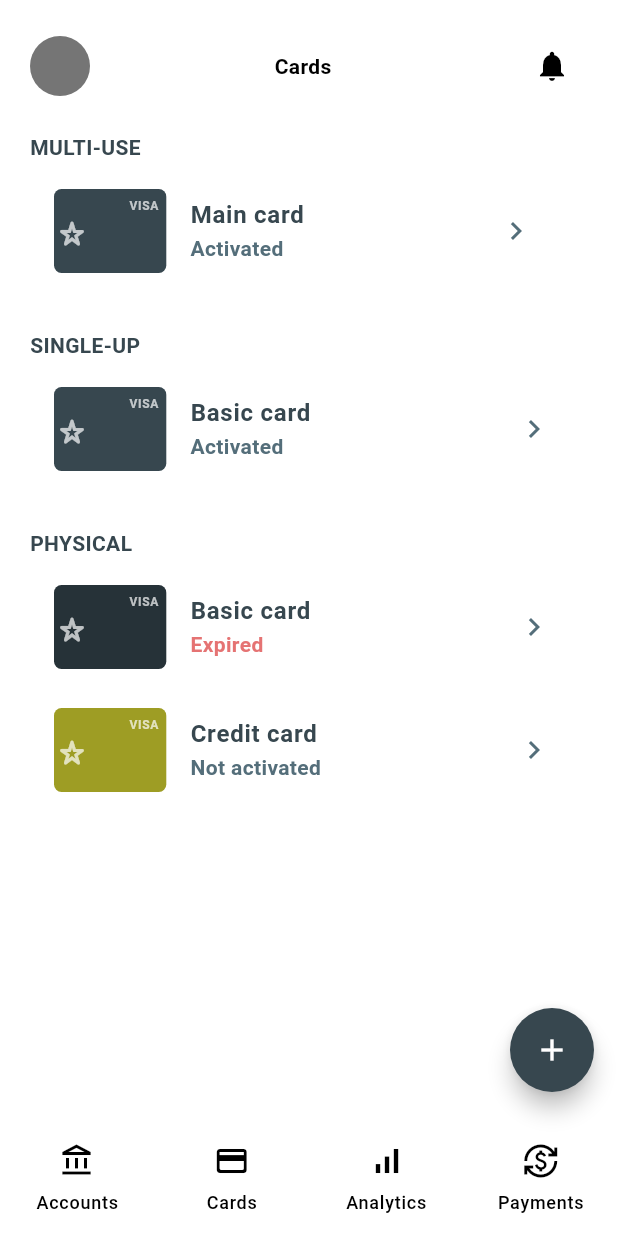
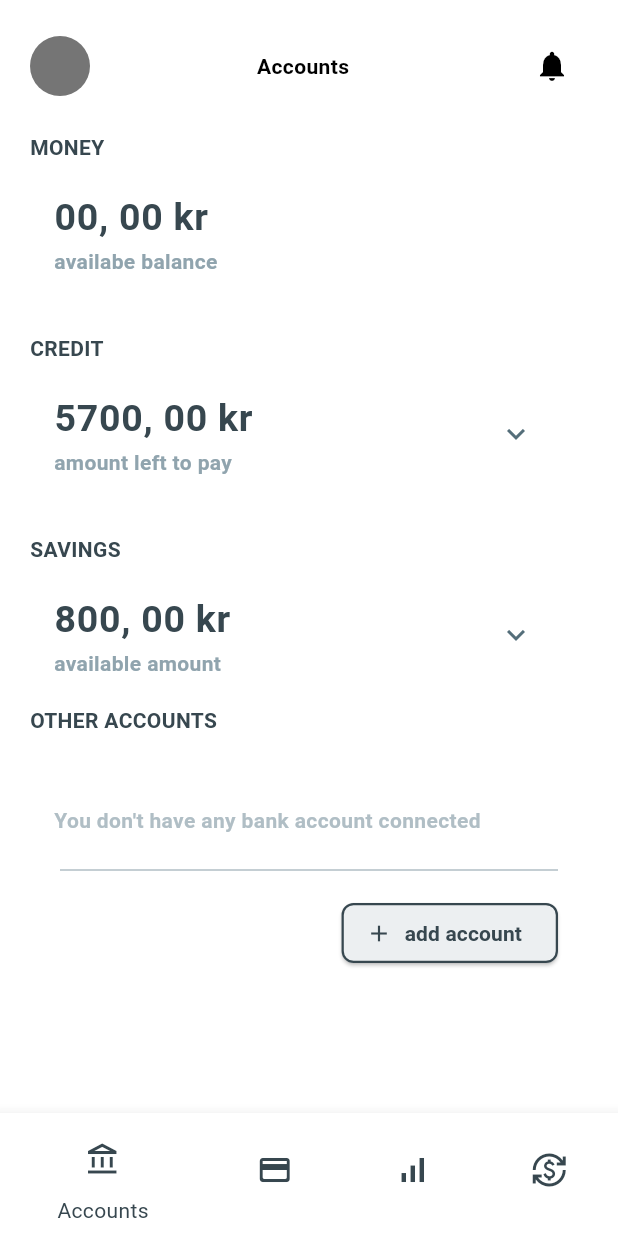
Before and after one commit to Highbeekhay/bank_feb, a Flutter app: the FirstPage screen opened directly, after a tap on the "notifications" icon, on a phone screen of 412 x 824 dp. Run offline on Flutter 3.47's test engine with Material 3 defaults, Android fonts, the light colour scheme and no system bars.

Commit message:
account registration

```diff
--- /dev/null
+++ b/lib/accounts/account_page.dart
@@ -0,0 +1,335 @@
+import 'package:bank_feb/cards/first_page.dart';
+import 'package:bank_feb/registration/create_account.dart';
+import 'package:flutter/material.dart';
+
+class AccountPage extends StatefulWidget {
+  const AccountPage({super.key});
+
+  @override
+  State<AccountPage> createState() => _AccountPageState();
+}
+
+class _AccountPageState extends State<AccountPage> {
+  @override
+  Widget build(BuildContext context) {
+    return Scaffold(
+      body: Container(
+        padding: const EdgeInsets.all(20),
+        child: SingleChildScrollView(
+          physics: const AlwaysScrollableScrollPhysics(),
+          scrollDirection: Axis.vertical,
+          child: Column(
+            crossAxisAlignment: CrossAxisAlignment.start,
+            children: [
+              Row(
+                mainAxisAlignment: MainAxisAlignment.spaceBetween,
+                children: [
+                  CircleAvatar(
+                    backgroundColor: Colors.grey.shade600,
+                  ),
+                  const Text(
+                    'Accounts',
+                    style: TextStyle(
+                      fontWeight: FontWeight.bold,
+                    ),
+                  ),
+                  IconButton(
+                    onPressed: () {},
+                    icon: const Icon(
+                      Icons.notifications,
+                    ),
+                  ),
+                ],
+              ),
+              const SizedBox(
+                height: 20,
+              ),
+              Text(
+                'MONEY',
+                style: TextStyle(
+                  color: Colors.blueGrey.shade800,
+                  fontWeight: FontWeight.bold,
+                ),
+              ),
+              const SizedBox(
+                height: 10,
+              ),
+              Container(
+                decoration: BoxDecoration(
+                  borderRadius: BorderRadius.circular(5),
+                  color: Colors.white38,
+                ),
+                child: ListTile(
+                  title: Text(
+                    '00, 00 kr',
+                    style: TextStyle(
+                      color: Colors.blueGrey.shade800,
+                      fontWeight: FontWeight.bold,
+                      fontSize: 25,
+                    ),
+                  ),
+                  subtitle: Text(
+                    'availabe balance',
+                    style: TextStyle(
+                      fontWeight: FontWeight.bold,
+                      color: Colors.blueGrey.shade300,
+                    ),
+                  ),
+                ),
+              ),
+              const SizedBox(
+                height: 30,
+              ),
+              Text(
+                'CREDIT',
+                style: TextStyle(
+                  color: Colors.blueGrey.shade800,
+                  fontWeight: FontWeight.bold,
+                ),
+              ),
+              const SizedBox(
+                height: 10,
+              ),
+              Container(
+                decoration: BoxDecoration(
+                  borderRadius: BorderRadius.circular(5),
+                  color: Colors.white38,
+                ),
+                child: ListTile(
+                  title: Text(
+                    '5700, 00 kr',
+                    style: TextStyle(
+                      color: Colors.blueGrey.shade800,
+                      fontWeight: FontWeight.bold,
+                      fontSize: 25,
+                    ),
+                  ),
+                  subtitle: Text(
+                    'amount left to pay',
+                    style: TextStyle(
+                      fontWeight: FontWeight.bold,
+                      color: Colors.blueGrey.shade300,
+                    ),
+                  ),
+                  trailing: IconButton(
+                    onPressed: () {},
+                    icon: Icon(
+                      Icons.keyboard_arrow_down_outlined,
+                      color: Colors.blueGrey.shade600,
+                    ),
+                  ),
+                ),
+              ),
+              const SizedBox(
+                height: 30,
+              ),
+              Text(
+                'SAVINGS',
+                style: TextStyle(
+                  color: Colors.blueGrey.shade800,
+                  fontWeight: FontWeight.bold,
+                ),
+              ),
+              const SizedBox(
+                height: 10,
+              ),
+              Container(
+                decoration: BoxDecoration(
+                  borderRadius: BorderRadius.circular(5),
+                  color: Colors.white38,
+                ),
+                child: ListTile(
+                  title: Text(
+                    '800, 00 kr',
+                    style: TextStyle(
+                      color: Colors.blueGrey.shade800,
+                      fontWeight: FontWeight.bold,
+                      fontSize: 25,
+                    ),
+                  ),
+                  subtitle: Text(
+                    'available amount',
+                    style: TextStyle(
+                      fontWeight: FontWeight.bold,
+                      color: Colors.blueGrey.shade300,
+                    ),
+                  ),
+                  trailing: IconButton(
+                    onPressed: () {},
+                    icon: Icon(
+                      Icons.keyboard_arrow_down_outlined,
+                      color: Colors.blueGrey.shade600,
+                    ),
+                  ),
+                ),
+              ),
+              const SizedBox(
+                height: 10,
+              ),
+              Text(
+                'OTHER ACCOUNTS',
+                style: TextStyle(
+                  color: Colors.blueGrey.shade800,
+                  fontWeight: FontWeight.bold,
+                ),
+              ),
+              const SizedBox(
+                height: 10,
+              ),
+              Container(
+                padding: const EdgeInsets.only(
+                  right: 20,
+                ),
+                decoration: BoxDecoration(
+                  borderRadius: BorderRadius.circular(7),
+                  color: Colors.white38,
+                ),
+                child: Column(
+                  children: [
+                    ListTile(
+                      subtitle: Text(
+                        'You don\'t have any bank account connected',
+                        style: TextStyle(
+                          color: Colors.blueGrey.shade200,
+                          fontWeight: FontWeight.bold,
+                        ),
+                      ),
+                    ),
+                    Divider(
+                      indent: 20,
+                      endIndent: 0,
+                      thickness: 1,
+                      color: Colors.blueGrey.shade200,
+                    ),
+                    const SizedBox(
+                      height: 10,
+                    ),
+                    Row(
+                      mainAxisAlignment: MainAxisAlignment.end,
+                      children: [
+                        ElevatedButton.icon(
+                          style: ButtonStyle(
+                            backgroundColor: MaterialStatePropertyAll(
+                              Colors.blueGrey.shade50,
+                            ),
+                            side: MaterialStatePropertyAll(
+                              BorderSide(
+                                color: Colors.blueGrey.shade800,
+                                width: 1.5,
+                              ),
+                            ),
+                            shape: MaterialStatePropertyAll(
+                              RoundedRectangleBorder(
+                                borderRadius: BorderRadius.circular(8),
+                              ),
+                            ),
+                          ),
+                          onPressed: () {
+                            Navigator.push(
+                              context,
+                              MaterialPageRoute(
+                                builder: (context) => const CreateAccount(),
+                              ),
+                            );
+                          },
+                          icon: Icon(
+                            Icons.add,
+                            color: Colors.blueGrey.shade800,
+                          ),
+                          label: Center(
+                            child: Text(
+                              'add account',
+                              style: TextStyle(
+                                color: Colors.blueGrey.shade800,
+                                fontWeight: FontWeight.bold,
+                              ),
+                            ),
+                          ),
+                        ),
+                      ],
+                    ),
+                    const SizedBox(
+                      height: 20,
+                    ),
+                  ],
+                ),
+              ),
+              const SizedBox(
+                height: 100,
+              ),
+            ],
+          ),
+        ),
+      ),
+      bottomNavigationBar: BottomNavigationBar(
+        currentIndex: 0,
+        items: [
+          BottomNavigationBarItem(
+            icon: IconButton(
+              onPressed: () {
+                Navigator.push(
+                  context,
+                  MaterialPageRoute(
+                    builder: (context) => const AccountPage(),
+                  ),
+                );
+              },
+              icon: const Icon(
+                Icons.account_balance_outlined,
+              ),
+            ),
+            label: 'Accounts',
+          ),
+          BottomNavigationBarItem(
+            icon: IconButton(
+              onPressed: () {
+                Navigator.push(
+                  context,
+                  MaterialPageRoute(
+                    builder: (context) => const FirstPage(),
+                  ),
+                );
+              },
+              icon: const Icon(
+                Icons.credit_card_rounded,
+              ),
+            ),
+            label: 'Cards',
+          ),
+          BottomNavigationBarItem(
+            icon: IconButton(
+              onPressed: () {
+                Navigator.push(
+                  context,
+                  MaterialPageRoute(
+                    builder: (context) => const FirstPage(),
+                  ),
+                );
+              },
+              icon: const Icon(
+                Icons.signal_cellular_alt,
+              ),
+            ),
+            label: 'Analytics',
+          ),
+          BottomNavigationBarItem(
+            icon: IconButton(
+              onPressed: () {
+                Navigator.push(
+                  context,
+                  MaterialPageRoute(
+                    builder: (context) => const FirstPage(),
+                  ),
+                );
+              },
+              icon: const Icon(
+                Icons.currency_exchange,
+              ),
+            ),
+            label: 'Payments',
+          ),
+        ],
+      ),
+    );
+  }
+}
--- a/lib/cards/first_page.dart
+++ b/lib/cards/first_page.dart
@@ -1,9 +1,15 @@
+import 'package:bank_feb/accounts/account_page.dart';
 import 'package:bank_feb/cards/main_card.dart';
 import 'package:flutter/material.dart';
 
-class FirstPage extends StatelessWidget {
+class FirstPage extends StatefulWidget {
   const FirstPage({super.key});
 
+  @override
+  State<FirstPage> createState() => _FirstPageState();
+}
+
+class _FirstPageState extends State<FirstPage> {
   @override
   Widget build(BuildContext context) {
     return Scaffold(
@@ -311,35 +317,74 @@ class FirstPage extends StatelessWidget {
           Icons.add,
         ),
       ),
-      bottomNavigationBar: NavigationBar(
-        destinations: const [
-          NavigationDestination(
-            icon: Icon(
-              Icons.account_balance_outlined,
-              color: Colors.black,
+      bottomNavigationBar: BottomNavigationBar(
+        currentIndex: 1,
+        items: [
+          BottomNavigationBarItem(
+            icon: IconButton(
+              onPressed: () {
+                Navigator.push(
+                  context,
+                  MaterialPageRoute(
+                    builder: (context) => const AccountPage(),
+                  ),
+                );
+              },
+              icon: const Icon(
+                Icons.account_balance_outlined,
+              ),
             ),
             label: 'Accounts',
           ),
-          NavigationDestination(
-            icon: Icon(
-              Icons.credit_card_rounded,
+          BottomNavigationBarItem(
+            icon: IconButton(
+              onPressed: () {
+                Navigator.push(
+                  context,
+                  MaterialPageRoute(
+                    builder: (context) => const FirstPage(),
+                  ),
+                );
+              },
+              icon: const Icon(
+                Icons.credit_card_rounded,
+              ),
             ),
             label: 'Cards',
           ),
-          NavigationDestination(
-            icon: Icon(
-              Icons.signal_cellular_alt,
+          BottomNavigationBarItem(
+            icon: IconButton(
+              onPressed: () {
+                Navigator.push(
+                  context,
+                  MaterialPageRoute(
+                    builder: (context) => const FirstPage(),
+                  ),
+                );
+              },
+              icon: const Icon(
+                Icons.signal_cellular_alt,
+              ),
             ),
             label: 'Analytics',
           ),
-          NavigationDestination(
-            icon: Icon(
-              Icons.currency_exchange,
+          BottomNavigationBarItem(
+            icon: IconButton(
+              onPressed: () {
+                Navigator.push(
+                  context,
+                  MaterialPageRoute(
+                    builder: (context) => const FirstPage(),
+                  ),
+                );
+              },
+              icon: const Icon(
+                Icons.currency_exchange,
+              ),
             ),
             label: 'Payments',
           ),
         ],
-        indicatorColor: Colors.transparent,
       ),
     );
   }
--- a/lib/cards/main_card.dart
+++ b/lib/cards/main_card.dart
@@ -43,14 +43,14 @@ class MainCard extends StatelessWidget {
                   border: Border.all(
                     color: Colors.white12,
                   ),
-                  gradient: LinearGradient(
+                  gradient: const LinearGradient(
                     colors: [
                       Colors.lime,
                       Colors.black54,
                       Colors.lime,
                       Colors.black,
                     ],
-                    transform: const GradientRotation(2 / 4),
+                    transform: GradientRotation(2 / 4),
                     begin: AlignmentDirectional.topStart,
                     end: AlignmentDirectional.bottomEnd,
                     tileMode: TileMode.clamp,
```
Also changed, not shown: lib/main.dart (+13 -18 lines), lib/registration/create_account.dart (added, +124 -0 lines), lib/registration/login_page.dart (added, +172 -0 lines).
